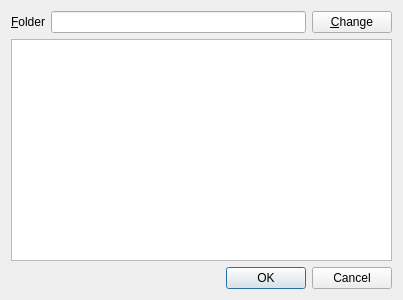
Qt form qtimgren/merge.ui (s-ball/qtimgren) before a commit.
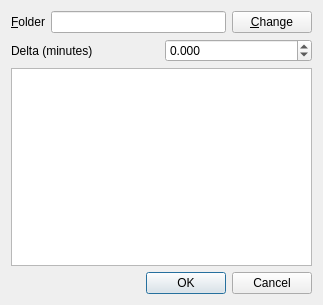
The same form after that commit. Custom widgets are drawn as their Qt base class.

Commit message: Fix delta processing.

```diff
--- a/qtimgren/merge.ui
+++ b/qtimgren/merge.ui
@@ -6,8 +6,8 @@
    <rect>
     <x>0</x>
     <y>0</y>
-    <width>403</width>
-    <height>300</height>
+    <width>323</width>
+    <height>305</height>
    </rect>
   </property>
   <property name="windowTitle">
@@ -44,6 +44,30 @@
      </item>
     </layout>
    </item>
+   <item>
+    <layout class="QHBoxLayout" name="horizontalLayout_2">
+     <item>
+      <widget class="QLabel" name="label_2">
+       <property name="text">
+        <string>Delta (minutes)</string>
+       </property>
+      </widget>
+     </item>
+     <item>
+      <widget class="QDoubleSpinBox" name="delta">
+       <property name="decimals">
+        <number>3</number>
+       </property>
+       <property name="minimum">
+        <double>-14400.000000000000000</double>
+       </property>
+       <property name="maximum">
+        <double>14400.000000000000000</double>
+       </property>
+      </widget>
+     </item>
+    </layout>
+   </item>
    <item>
     <widget class="MergeView" name="view">
      <property name="selectionBehavior">
```
Left out of the diff: 29 changed lines with no effect on the pictures. The commit also changes 2 other files.
